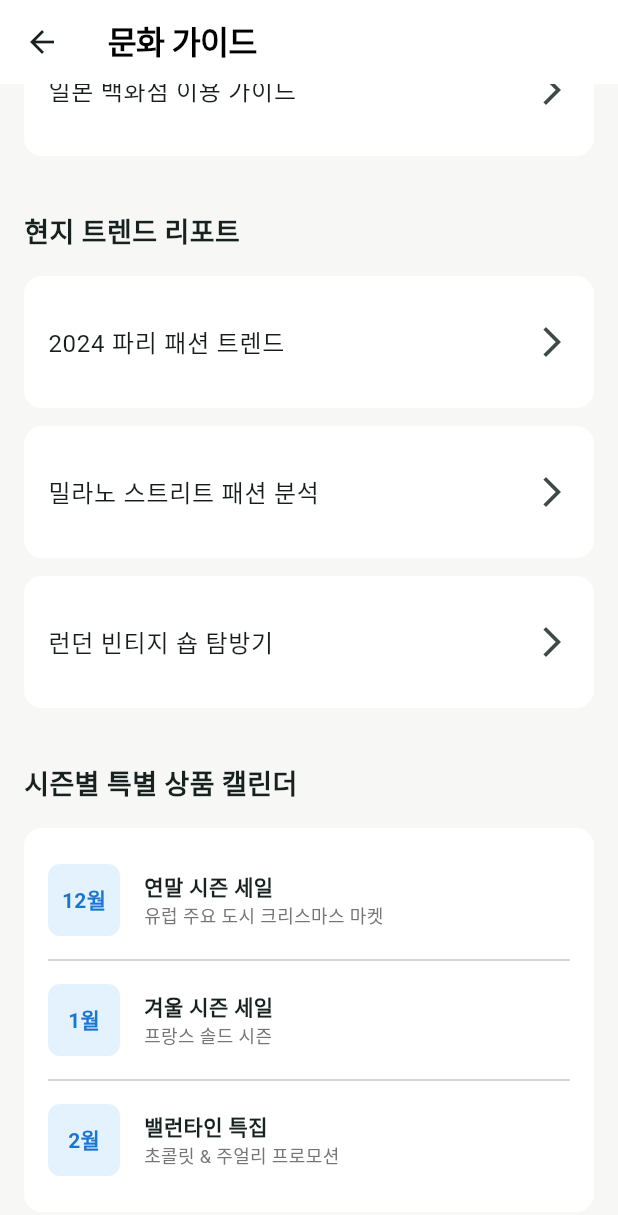
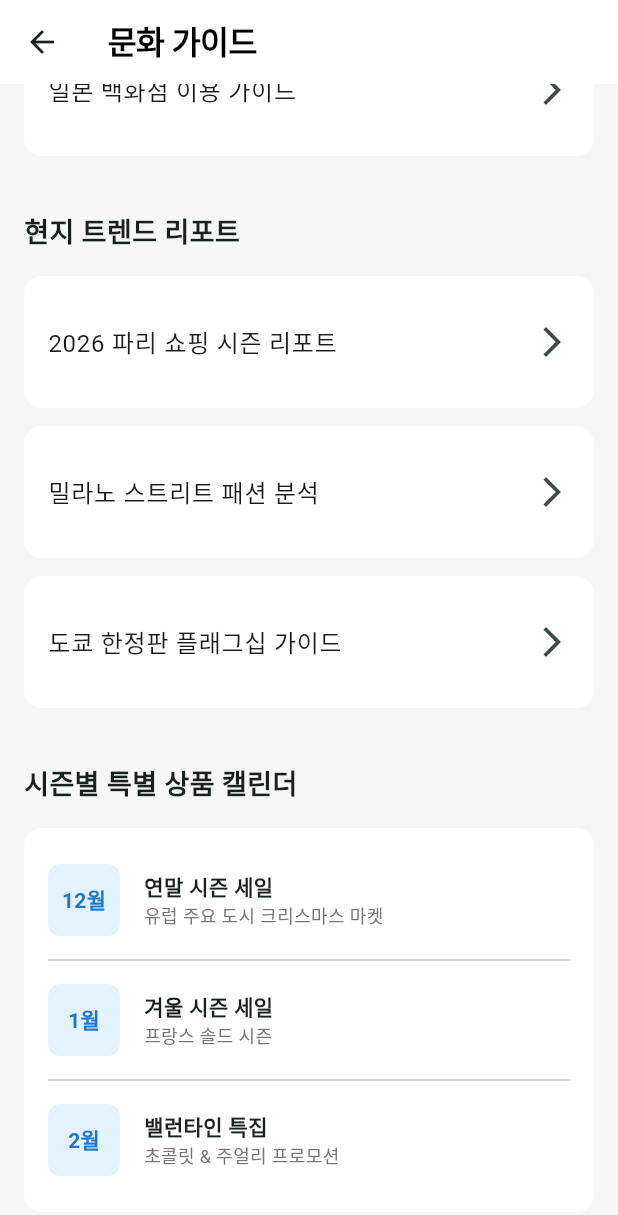
Before and after one commit to oosuhada/flutter_nomad_market_v2, a Flutter app: the CultureGuideScreen screen opened by its route, scrolled down 300 dp, on a phone screen of 412 x 824 dp. Shown: the top 1215 px of the screen. Run offline on Flutter 3.47's test engine with Material 3 defaults, Android fonts, the phone set to English and light mode, and no system bars; network calls fail.

Commit message:
feat(app): implement culture-guide-screen screen logic

```diff
--- a/lib/screens/culture_guide_screen.dart
+++ b/lib/screens/culture_guide_screen.dart
@@ -28,9 +28,9 @@ class CultureGuideScreen extends StatelessWidget {
           _buildCultureGuideSection(
             title: '현지 트렌드 리포트',
             items: [
-              '2024 파리 패션 트렌드',
+              '2026 파리 쇼핑 시즌 리포트',
               '밀라노 스트리트 패션 분석',
-              '런던 빈티지 숍 탐방기',
+              '도쿄 한정판 플래그십 가이드',
             ],
           ),
           const SizedBox(height: 24),
```
